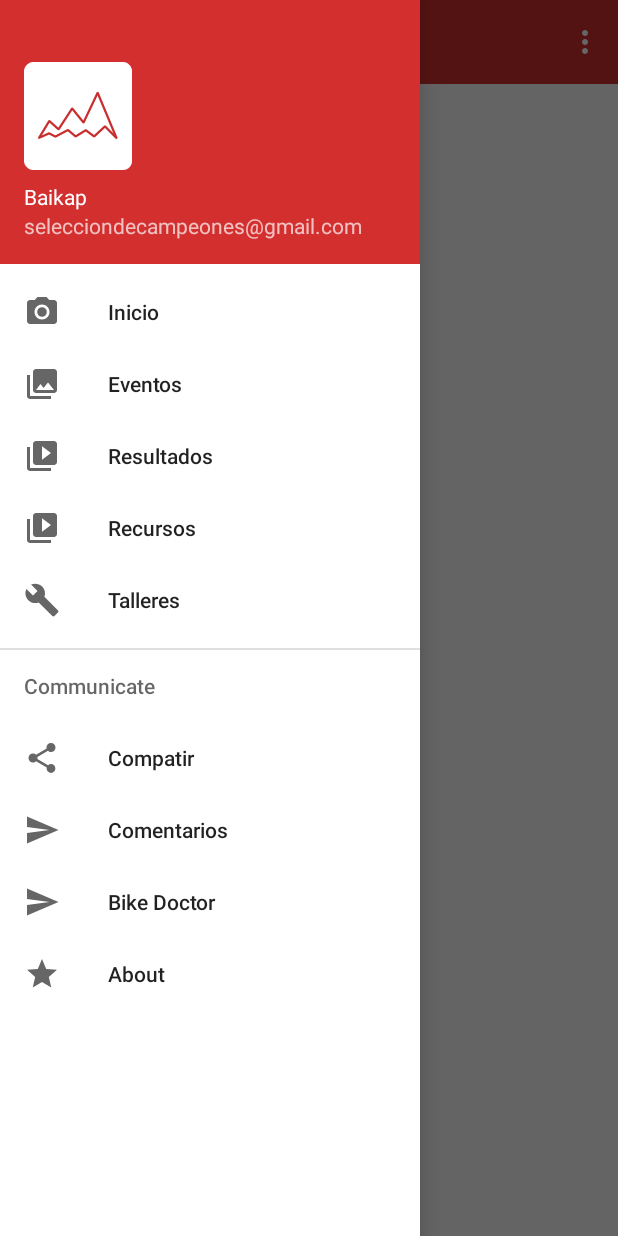
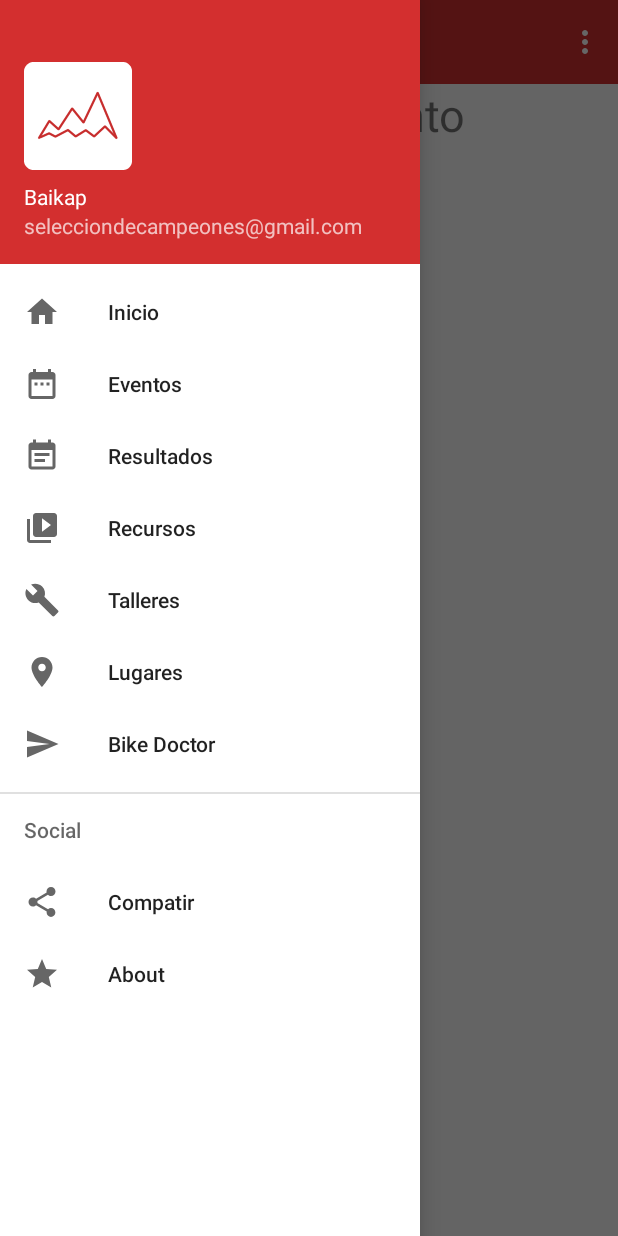
Before and after one commit to zaxa85/ciclismo-bike-app, an Android app: the screen it shows after launch (MainActivity), with the side drawer open, on a phone screen of 412 x 824 dp. Run offline under Robolectric (Android 15) with nearby library versions, the phone set to English and light mode, and no system bars.

Commit message:
Improving menu and adding resources

```diff
--- a/app/build.gradle
+++ b/app/build.gradle
@@ -5,7 +5,7 @@ android {
     defaultConfig {
         applicationId "org.selecciondecampeones.baikap"
         minSdkVersion 19
-        targetSdkVersion 28
+        targetSdkVersion 27
         versionCode 7
         versionName "1.1"
         testInstrumentationRunner "android.support.test.runner.AndroidJUnitRunner"
--- a/app/src/main/java/org/selecciondecampeones/baikap/AboutActivity.java
+++ b/app/src/main/java/org/selecciondecampeones/baikap/AboutActivity.java
@@ -1,7 +1,7 @@
 package org.selecciondecampeones.baikap;
 
+import android.os.Bundle;
 import android.support.v7.app.AppCompatActivity;
-import android.os.Bundle;
 
 public class AboutActivity extends AppCompatActivity {
 
--- a/app/src/main/java/org/selecciondecampeones/baikap/HomeFragment.java
+++ b/app/src/main/java/org/selecciondecampeones/baikap/HomeFragment.java
@@ -75,9 +75,9 @@ public class HomeFragment extends Fragment {
 
 
         try {
-            TextView textView = (TextView)  view.findViewById(R.id.homeText);
+            TextView textView = (TextView) view.findViewById(R.id.homeText);
             textView.setText(MY_TITLE_STRING);
-        } catch (Exception e ) {
+        } catch (Exception e) {
             e.printStackTrace();
         }
 
--- a/app/src/main/java/org/selecciondecampeones/baikap/LugaresActivity.java
+++ b/app/src/main/java/org/selecciondecampeones/baikap/LugaresActivity.java
@@ -1,7 +1,7 @@
 package org.selecciondecampeones.baikap;
 
+import android.os.Bundle;
 import android.support.v4.app.FragmentActivity;
-import android.os.Bundle;
 
 import com.google.android.gms.maps.CameraUpdateFactory;
 import com.google.android.gms.maps.GoogleMap;
--- a/app/src/main/java/org/selecciondecampeones/baikap/SettingsActivity.java
+++ b/app/src/main/java/org/selecciondecampeones/baikap/SettingsActivity.java
@@ -12,13 +12,13 @@ import android.os.Bundle;
 import android.preference.ListPreference;
 import android.preference.Preference;
 import android.preference.PreferenceActivity;
-import android.support.v7.app.ActionBar;
 import android.preference.PreferenceFragment;
 import android.preference.PreferenceManager;
 import android.preference.RingtonePreference;
+import android.support.v4.app.NavUtils;
+import android.support.v7.app.ActionBar;
 import android.text.TextUtils;
 import android.view.MenuItem;
-import android.support.v4.app.NavUtils;
 
 import java.util.List;
 
--- /dev/null
+++ b/app/src/main/res/drawable/ic_menu_evento.xml
@@ -0,0 +1,9 @@
+<vector xmlns:android="http://schemas.android.com/apk/res/android"
+        android:width="24dp"
+        android:height="24dp"
+        android:viewportWidth="24.0"
+        android:viewportHeight="24.0">
+    <path
+        android:fillColor="#FF000000"
+        android:pathData="M9,11L7,11v2h2v-2zM13,11h-2v2h2v-2zM17,11h-2v2h2v-2zM19,4h-1L18,2h-2v2L8,4L8,2L6,2v2L5,4c-1.11,0 -1.99,0.9 -1.99,2L3,20c0,1.1 0.89,2 2,2h14c1.1,0 2,-0.9 2,-2L21,6c0,-1.1 -0.9,-2 -2,-2zM19,20L5,20L5,9h14v11z"/>
+</vector>
--- /dev/null
+++ b/app/src/main/res/drawable/ic_menu_inicio.xml
@@ -0,0 +1,9 @@
+<vector xmlns:android="http://schemas.android.com/apk/res/android"
+        android:width="24dp"
+        android:height="24dp"
+        android:viewportWidth="24.0"
+        android:viewportHeight="24.0">
+    <path
+        android:fillColor="#FF000000"
+        android:pathData="M10,20v-6h4v6h5v-8h3L12,3 2,12h3v8z"/>
+</vector>
--- /dev/null
+++ b/app/src/main/res/drawable/ic_menu_lugares.xml
@@ -0,0 +1,9 @@
+<vector xmlns:android="http://schemas.android.com/apk/res/android"
+        android:width="24dp"
+        android:height="24dp"
+        android:viewportWidth="24.0"
+        android:viewportHeight="24.0">
+    <path
+        android:fillColor="#FF000000"
+        android:pathData="M12,2C8.13,2 5,5.13 5,9c0,5.25 7,13 7,13s7,-7.75 7,-13c0,-3.87 -3.13,-7 -7,-7zM12,11.5c-1.38,0 -2.5,-1.12 -2.5,-2.5s1.12,-2.5 2.5,-2.5 2.5,1.12 2.5,2.5 -1.12,2.5 -2.5,2.5z"/>
+</vector>
--- /dev/null
+++ b/app/src/main/res/drawable/ic_menu_resultados.xml
@@ -0,0 +1,9 @@
+<vector xmlns:android="http://schemas.android.com/apk/res/android"
+        android:width="24dp"
+        android:height="24dp"
+        android:viewportWidth="24.0"
+        android:viewportHeight="24.0">
+    <path
+        android:fillColor="#FF000000"
+        android:pathData="M17,10L7,10v2h10v-2zM19,3h-1L18,1h-2v2L8,3L8,1L6,1v2L5,3c-1.11,0 -1.99,0.9 -1.99,2L3,19c0,1.1 0.89,2 2,2h14c1.1,0 2,-0.9 2,-2L21,5c0,-1.1 -0.9,-2 -2,-2zM19,19L5,19L5,8h14v11zM14,14L7,14v2h7v-2z"/>
+</vector>
--- a/app/src/main/res/layout/activity_about.xml
+++ b/app/src/main/res/layout/activity_about.xml
@@ -3,8 +3,8 @@
     xmlns:app="http://schemas.android.com/apk/res-auto"
     xmlns:tools="http://schemas.android.com/tools"
     android:layout_width="match_parent"
-        android:layout_height="match_parent"
-        tools:context=".AboutActivity">
+    android:layout_height="match_parent"
+    tools:context=".AboutActivity">
 
     <TextView
         android:id="@+id/textView3"
--- a/app/src/main/res/layout/activity_lugares.xml
+++ b/app/src/main/res/layout/activity_lugares.xml
@@ -1,6 +1,5 @@
 <?xml version="1.0" encoding="utf-8"?>
 <fragment xmlns:android="http://schemas.android.com/apk/res/android"
-    xmlns:map="http://schemas.android.com/apk/res-auto"
     xmlns:tools="http://schemas.android.com/tools"
     android:id="@+id/map"
     android:name="com.google.android.gms.maps.SupportMapFragment"
--- a/app/src/main/res/layout/fragment_home.xml
+++ b/app/src/main/res/layout/fragment_home.xml
@@ -7,9 +7,11 @@
     <!-- TODO: Update blank fragment layout -->
     <TextView
         android:id="@+id/homeText"
-        android:layout_width="wrap_content"
+        android:layout_width="match_parent"
         android:layout_height="wrap_content"
-        android:text="Próximo evento" />
+        android:text="Próximo evento"
+        android:textAlignment="center"
+        android:textSize="30sp" />
 
     <ImageView
         android:id="@+id/homeImage"
--- a/app/src/main/res/menu/activity_main_drawer.xml
+++ b/app/src/main/res/menu/activity_main_drawer.xml
@@ -6,15 +6,15 @@
     <group android:checkableBehavior="single">
         <item
             android:id="@+id/nav_inicio"
-            android:icon="@drawable/ic_menu_camera"
+            android:icon="@drawable/ic_menu_inicio"
             android:title="Inicio" />
         <item
             android:id="@+id/nav_eventos"
-            android:icon="@drawable/ic_menu_gallery"
+            android:icon="@drawable/ic_menu_evento"
             android:title="Eventos" />
         <item
             android:id="@+id/nav_resultados"
-            android:icon="@drawable/ic_menu_slideshow"
+            android:icon="@drawable/ic_menu_resultados"
             android:title="Resultados" />
         <item
             android:id="@+id/nav_recursos"
@@ -24,22 +24,22 @@
             android:id="@+id/nav_talleres"
             android:icon="@drawable/ic_menu_manage"
             android:title="Talleres" />
+        <item
+            android:id="@+id/nav_lugares"
+            android:icon="@drawable/ic_menu_lugares"
+            android:title="Lugares" />
+        <item
+            android:id="@+id/nav_doctor"
+            android:icon="@drawable/ic_menu_send"
+            android:title="Bike Doctor" />
     </group>
 
-    <item android:title="Communicate">
+    <item android:title="Social">
         <menu>
             <item
                 android:id="@+id/nav_share"
                 android:icon="@drawable/ic_menu_share"
                 android:title="Compatir" />
-            <item
-                android:id="@+id/nav_send"
-                android:icon="@drawable/ic_menu_send"
-                android:title="Comentarios" />
-            <item
-                android:id="@+id/nav_doctor"
-                android:icon="@drawable/ic_menu_send"
-                android:title="Bike Doctor" />
             <item
                 android:id="@+id/nav_about"
                 android:icon="@drawable/ic_menu_about"
--- a/app/src/main/res/mipmap-anydpi-v26/ic_launcher.xml
+++ b/app/src/main/res/mipmap-anydpi-v26/ic_launcher.xml
@@ -1,5 +1,5 @@
 <?xml version="1.0" encoding="utf-8"?>
 <adaptive-icon xmlns:android="http://schemas.android.com/apk/res/android">
-    <background android:drawable="@color/ic_launcher_background"/>
-    <foreground android:drawable="@mipmap/ic_seleccion"/>
+    <background android:drawable="@color/ic_launcher_background" />
+    <foreground android:drawable="@mipmap/ic_seleccion" />
 </adaptive-icon>
--- a/app/src/main/res/mipmap-anydpi-v26/ic_launcher_round.xml
+++ b/app/src/main/res/mipmap-anydpi-v26/ic_launcher_round.xml
@@ -1,5 +1,5 @@
 <?xml version="1.0" encoding="utf-8"?>
 <adaptive-icon xmlns:android="http://schemas.android.com/apk/res/android">
-    <background android:drawable="@color/ic_launcher_background"/>
-    <foreground android:drawable="@mipmap/ic_seleccion"/>
+    <background android:drawable="@color/ic_launcher_background" />
+    <foreground android:drawable="@mipmap/ic_seleccion" />
 </adaptive-icon>
```
Also changed, not shown: app/src/main/java/org/selecciondecampeones/baikap/EventosFragment.java (+55 -14 lines), app/src/main/java/org/selecciondecampeones/baikap/MainActivity.java (+8 -9 lines), app/src/main/java/org/selecciondecampeones/baikap/util/EventsListAdapter.java (+4 -5 lines), app/src/main/res/drawable/ic_menu_about.xml (+5 -5 lines), app/src/main/res/layout/fragment_eventos.xml (+24 -4 lines).
